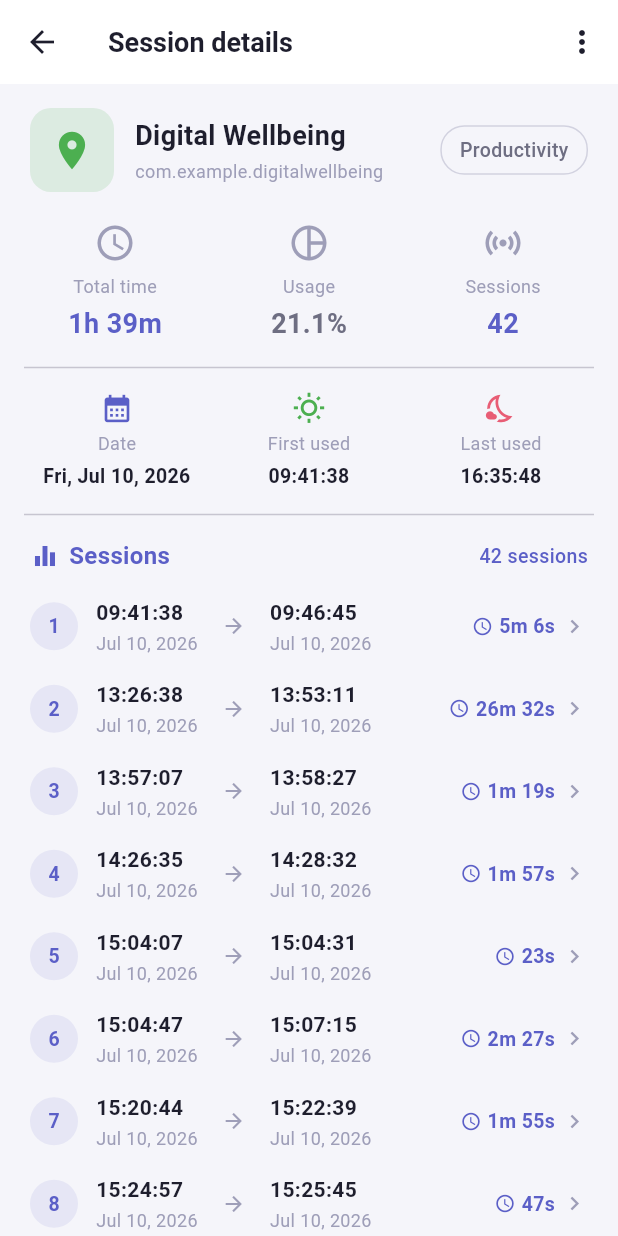
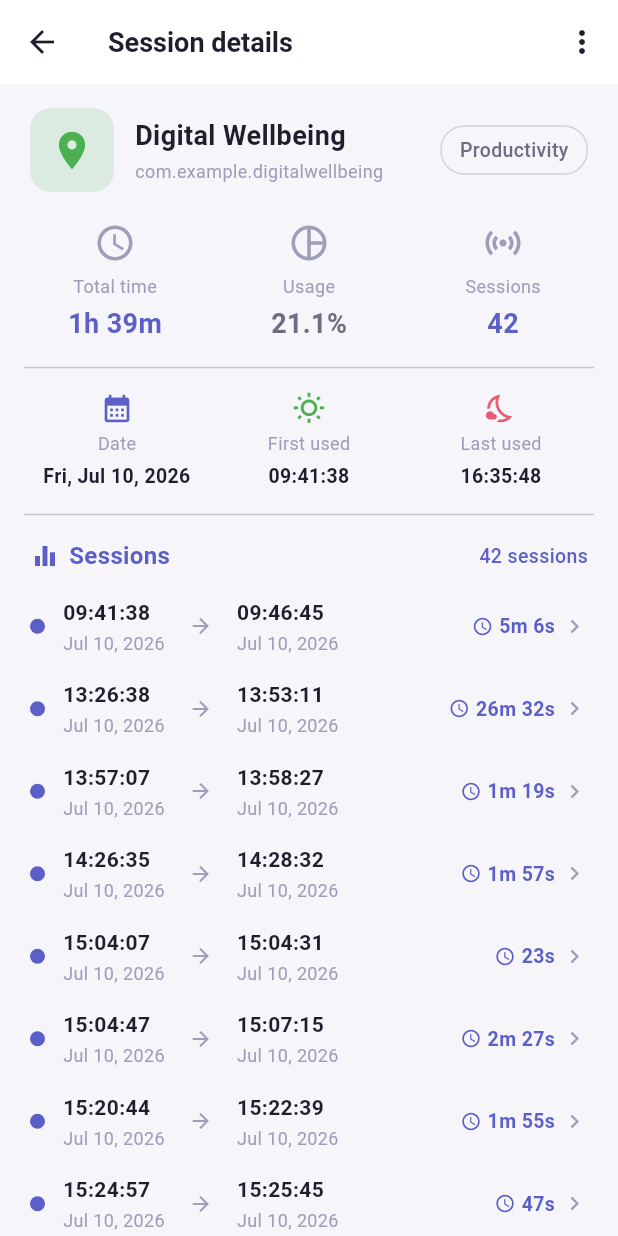
Before and after one commit to div-comcast/screentimetracker, a Flutter app: the SessionsScreen screen opened directly with sample values from the repository, on a phone screen of 412 x 824 dp. Run offline on Flutter 3.47's test engine with Material 3 defaults, Android fonts, the phone set to English and light mode, and no system bars.

Commit message:
sessions

```diff
--- a/lib/frontend/screens/sessions.dart
+++ b/lib/frontend/screens/sessions.dart
@@ -266,22 +266,13 @@
       padding: const EdgeInsets.symmetric(horizontal: 20, vertical: 8),
       child: Row(
         children: [
-          // Session number badge
+          // Session dot
           Container(
-            width: 32,
-            height: 32,
+            width: 10,
+            height: 10,
             decoration: BoxDecoration(
-              color: AppTheme.primary.withValues(alpha: 0.1),
+              color: AppTheme.primary,
               shape: BoxShape.circle,
-            ),
-            alignment: Alignment.center,
-            child: Text(
-              '$index',
-              style: TextStyle(
-                fontSize: 13,
-                fontWeight: FontWeight.w700,
-                color: AppTheme.primary,
-              ),
             ),
           ),
           const SizedBox(width: 12),
```
